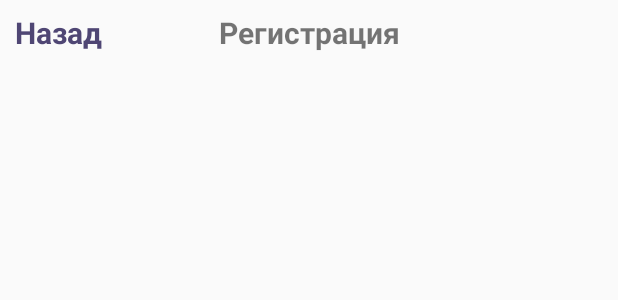
After one commit to timuruktus/Waroll, an Android app: the layout reg_fragment1.xml on its own in the app's theme, with its tools: preview values and no code run, on a phone screen of 412 x 824 dp. The commit adds this screen. Shown: the top 300 px of the screen. Run offline under Robolectric (Android 15) with nearby library versions, the phone set to English and light mode, and no system bars.

Commit message:
Changing registration design

```diff
--- /dev/null
+++ b/app/src/main/res/layout/reg_fragment1.xml
@@ -0,0 +1,39 @@
+<?xml version="1.0" encoding="utf-8"?>
+<RelativeLayout xmlns:android="http://schemas.android.com/apk/res/android"
+    android:orientation="vertical" android:layout_width="match_parent"
+    android:layout_height="match_parent">
+
+
+    <TextView
+        android:layout_width="match_parent"
+        android:layout_height="40dp"
+        android:text="@string/reg_topic"
+        android:id="@+id/textView5"
+        android:layout_alignParentTop="true"
+        android:layout_centerHorizontal="true"
+        android:singleLine="false"
+        android:password="false"
+        android:phoneNumber="false"
+        android:nestedScrollingEnabled="false"
+        android:elevation="1dp"
+        android:textAlignment="center"
+        android:textStyle="bold"
+        android:textSize="20dp"
+        android:textIsSelectable="false"
+        android:autoText="false"
+        android:elegantTextHeight="false"
+        android:paddingTop="8dp" />
+
+    <TextView
+        android:layout_width="wrap_content"
+        android:layout_height="wrap_content"
+        android:text="@string/reg_1_back"
+        android:id="@+id/textView6"
+        android:layout_alignParentStart="true"
+        android:layout_alignLeft="@+id/textView5"
+        android:layout_alignBaseline="@+id/textView5"
+        android:textColor="@color/colorPrimary"
+        android:textStyle="bold"
+        android:layout_marginLeft="10dp"
+        android:textSize="20dp" />
+</RelativeLayout>
--- a/app/src/main/res/values/strings.xml
+++ b/app/src/main/res/values/strings.xml
@@ -16,8 +16,9 @@
     <string name="join_reg">Зарегистрироваться</string>
 
     // [FOR REG FRAGMENT]
-    <string name="reg_topic">Зарегистрироваться</string>
-    <string name="reg_login">Ваш будущий логин:</string>
+    <string name="reg_topic">Регистрация</string>
+    <string name="reg_1_email">Для начала, введите вашу почту :)</string>
+    <string name="reg_1_back">Назад</string>
 
 
 </resources>
```
Also changed, not shown: app/src/main/res/layout/reg_fragment.xml (deleted, +0 -46 lines), app/src/main/res/drawable-v21/arrow.png (added).
